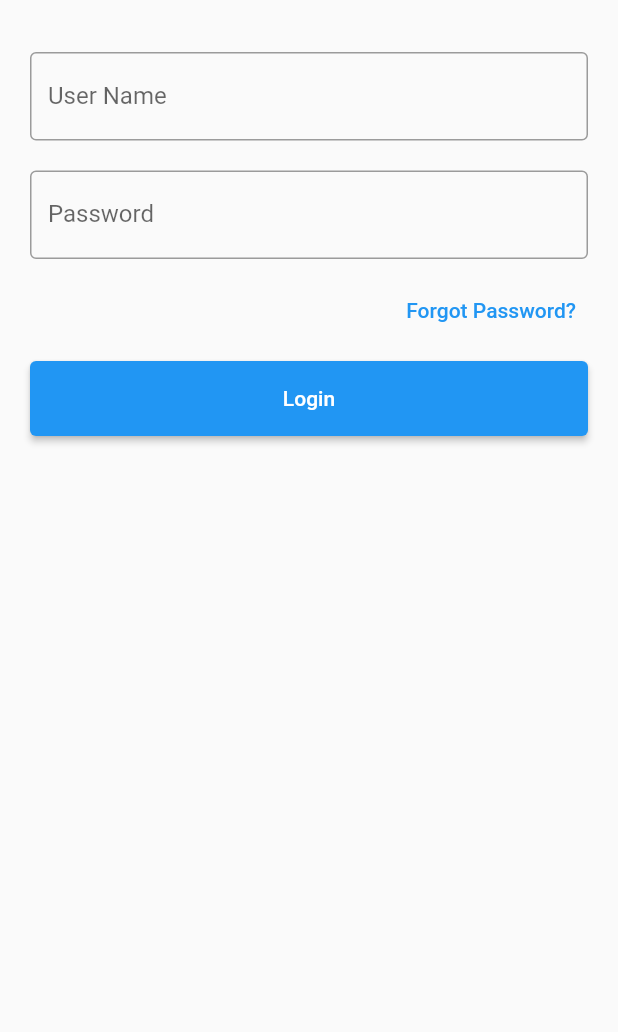
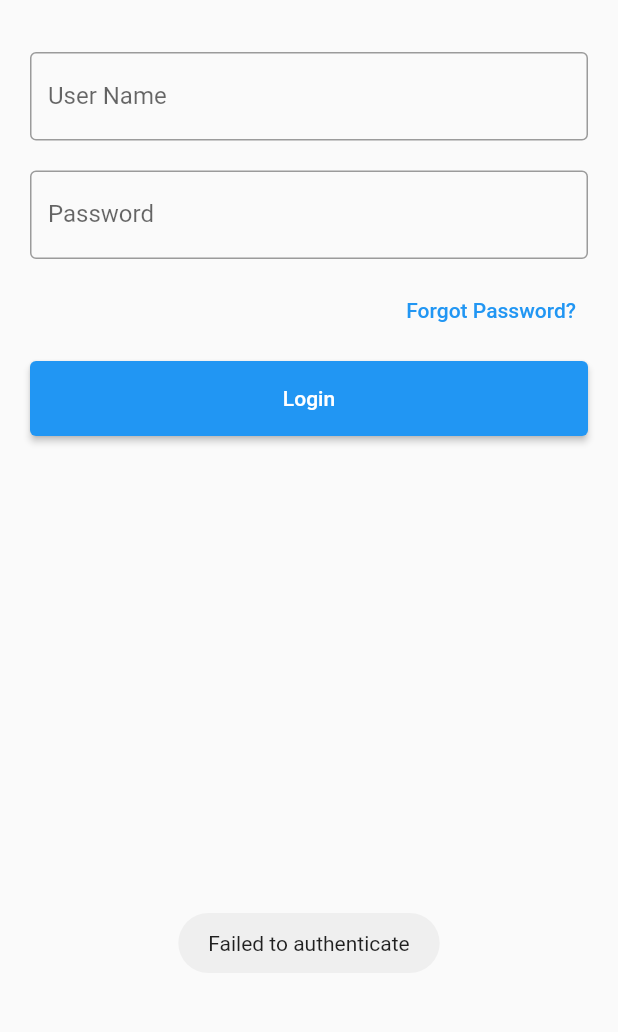
Before and after one commit to Shiddeshwaran-Selvarasu/KCE-Alumini, a Flutter app: the screen it shows after launch, after a tap on "Login", on a phone screen of 412 x 824 dp, the part 167-1199 px from its top. Run offline on Flutter 3.47's test engine with Material 2 defaults, Android fonts, the light colour scheme and no system bars; our stand-ins replace fluttertoast, retrofit.

Commit message:
login page

```diff
--- a/lib/main.dart
+++ b/lib/main.dart
@@ -1,5 +1,5 @@
 import 'package:flutter/material.dart';
-import 'package:kce_alumini/pages/signinpage.dart';
+import 'package:kce_alumni/pages/signinpage.dart';
 
 import './pages/homepage.dart';
 
--- a/lib/pages/homepage.dart
+++ b/lib/pages/homepage.dart
@@ -11,7 +11,11 @@ class _HomePageState extends State<HomePage> {
   @override
   Widget build(BuildContext context) {
     return const Center(
-      child: Text("Logged In"),
+      child: Scaffold(
+        body: Center(
+          child: Text("Logged In"),
+        ),
+      ),
     );
   }
 }
--- a/lib/pages/signinpage.dart
+++ b/lib/pages/signinpage.dart
@@ -1,4 +1,6 @@
 import 'package:flutter/material.dart';
+import 'package:fluttertoast/fluttertoast.dart';
+import 'package:kce_alumni/pages/homepage.dart';
 
 class SignInPage extends StatefulWidget {
   const SignInPage({Key? key}) : super(key: key);
@@ -10,6 +12,10 @@ class SignInPage extends StatefulWidget {
 class _SignInPageState extends State<SignInPage> {
   TextEditingController nameController = TextEditingController();
   TextEditingController passwordController = TextEditingController();
+
+  showToast(String msg){
+    return Fluttertoast.showToast(msg: msg);
+  }
 
   @override
   Widget build(BuildContext context) {
@@ -32,7 +38,9 @@ class _SignInPageState extends State<SignInPage> {
                       fontWeight: FontWeight.w500,
                       fontSize: 30),
                 )),
-                const SizedBox(height: 15,),
+            const SizedBox(
+              height: 15,
+            ),
             Container(
               padding: const EdgeInsets.all(10),
               child: TextField(
@@ -40,8 +48,7 @@ class _SignInPageState extends State<SignInPage> {
                 decoration: const InputDecoration(
                     border: OutlineInputBorder(),
                     labelText: 'User Name',
-                      hintText: 'Enter Username'
-                    ),
+                    hintText: 'Enter Username'),
               ),
             ),
             Container(
@@ -60,10 +67,14 @@ class _SignInPageState extends State<SignInPage> {
               padding: const EdgeInsets.all(10),
               alignment: Alignment.centerRight,
               child: TextButton(
-                    onPressed: (){
+                onPressed: () {
                   //forgot password screen
                 },
-                    child: const Text('Forgot Password?',style: TextStyle(color: Colors.blue),textAlign: TextAlign.right,),
+                child: const Text(
+                  'Forgot Password?',
+                  style: TextStyle(color: Colors.blue),
+                  textAlign: TextAlign.right,
+                ),
               ),
               width: MediaQuery.of(context).size.width,
             ),
@@ -73,11 +84,23 @@ class _SignInPageState extends State<SignInPage> {
                 child: ElevatedButton(
                   child: const Text('Login'),
                   onPressed: () {
-                        nameController.clear();
+                    if (nameController.text == 'test' && passwordController.text == 'test') {
+                      showToast('Signed In');
+                      Navigator.push(
+                        context,
+                        MaterialPageRoute(
+                          builder: (context) => const HomePage(),
+                        ),
+                      );
+                    } else {
                       passwordController.clear();
+                      showToast("Failed to authenticate");
+                    }
                   },
                 )),
           ],
-            )));
+        ),
+      ),
+    );
   }
 }
--- a/pubspec.yaml
+++ b/pubspec.yaml
@@ -1,4 +1,4 @@
-name: kce_alumini
+name: kce_alumni
 description: A new Flutter project.
 
 # The following line prevents the package from being accidentally published to
@@ -31,6 +31,7 @@ dependencies:
     sdk: flutter
   retrofit:
   provider:
+  fluttertoast:
 
   # The following adds the Cupertino Icons font to your application.
   # Use with the CupertinoIcons class for iOS style icons.
```
Also changed, not shown: pubspec.lock, 4 other files. Lines whose indentation alone changed are shown as unchanged.
